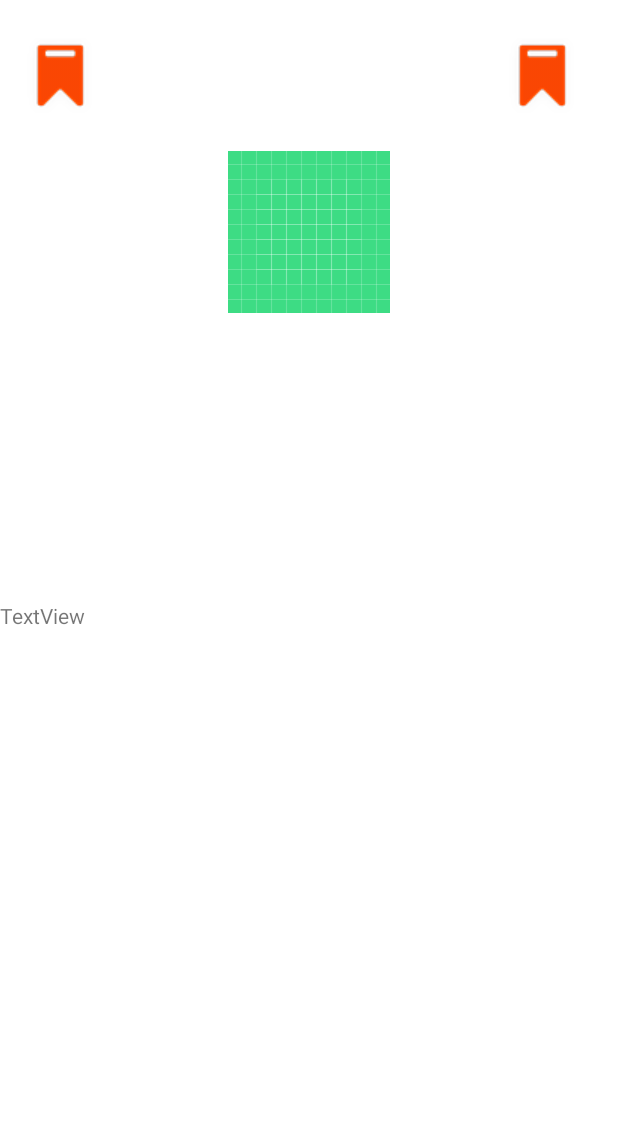
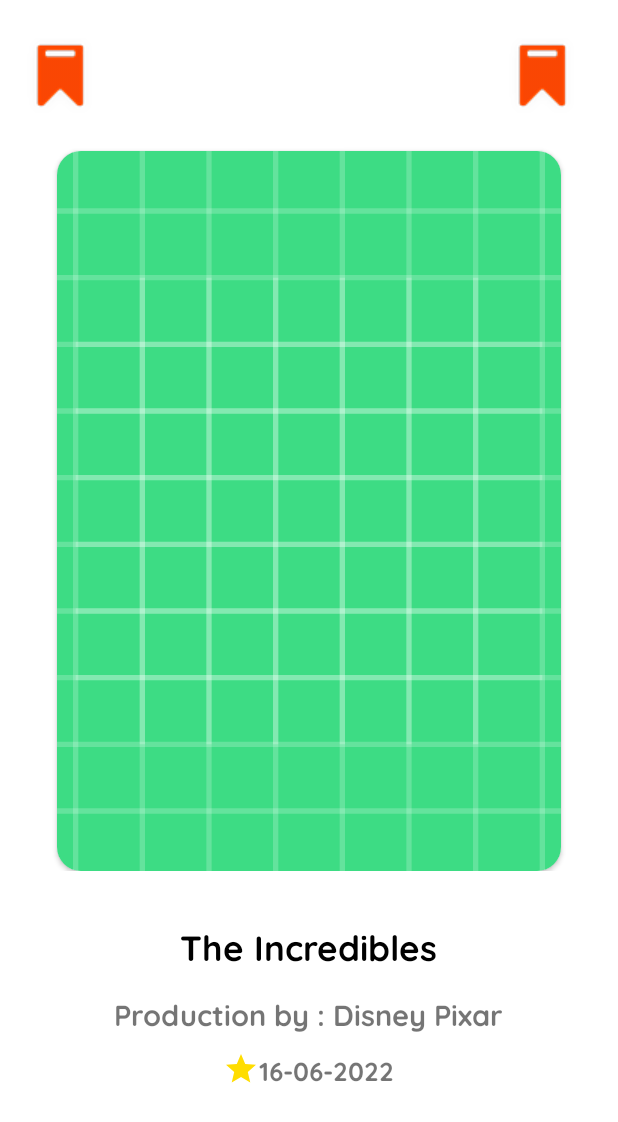
Before and after one commit to gtamayoc/PeliAPI, an Android app: the MovieDescription screen opened directly, with no data from a screen before it, on a phone screen of 412 x 824 dp. Shown: the top 1122 px of the screen. Run offline under Robolectric (Android 15) with nearby library versions, the phone set to English and light mode, and no system bars; pictures from the network do not load; 5 statements that could not run were skipped.

```diff
--- a/app/build.gradle
+++ b/app/build.gradle
@@ -32,6 +32,7 @@ dependencies {
     implementation 'androidx.appcompat:appcompat:1.4.1'
     implementation 'com.google.android.material:material:1.5.0'
     implementation 'androidx.constraintlayout:constraintlayout:2.1.3'
+    implementation 'org.jetbrains:annotations:15.0'
     testImplementation 'junit:junit:4.13.2'
     androidTestImplementation 'androidx.test.ext:junit:1.1.3'
     androidTestImplementation 'androidx.test.espresso:espresso-core:3.4.0'
--- a/app/src/main/java/com/example/apipeliculas/MovieDescription.java
+++ b/app/src/main/java/com/example/apipeliculas/MovieDescription.java
@@ -1,13 +1,15 @@
 package com.example.apipeliculas;
 
-import androidx.appcompat.app.AppCompatActivity;
-
 import android.content.Intent;
+import android.graphics.Bitmap;
+import android.graphics.Canvas;
 import android.os.Bundle;
 import android.view.View;
 import android.widget.ImageButton;
 import android.widget.ImageView;
 import android.widget.TextView;
+
+import androidx.appcompat.app.AppCompatActivity;
 
 import com.bumptech.glide.Glide;
 import com.example.apipeliculas.models.MovieModel;
@@ -25,26 +27,38 @@ public class MovieDescription extends AppCompatActivity {
         title = findViewById(R.id.textView2);
         imageView = findViewById(R.id.movie_image_view);
         btnBack = findViewById(R.id.back);
+        boolean cargar = false;
 
-        MovieModel movieModel=getIntent().getParcelableExtra("MovieElement");
+
+        Bundle bundle = getIntent().getExtras();
+        int page = bundle.getInt("page");
+        int tipoBusqueda = bundle.getInt("tipoBusquedar");
+
+        MovieModel movieModel = getIntent().getParcelableExtra("MovieElement");
         title.setText(movieModel.getTitle());
 
-        if(movieModel.getPoster_path() == null){
+
+        if (movieModel.getPoster_path() == null) {
             Glide.with(this)
                     .load(R.drawable.noimage)
                     .into(imageView);
-        }else{
+        } else {
 
             Glide.with(this)
                     .load("https://image.tmdb.org/t/p/w500/"
                             + movieModel.getPoster_path())
                     .into(imageView);
+
+
         }
 
         btnBack.setOnClickListener(new View.OnClickListener() {
             @Override
             public void onClick(View view) {
-                Intent intent = new Intent(MovieDescription.this,MovieListActivity.class);
+                Intent intent = new Intent(MovieDescription.this, MovieListActivity.class);
+                intent.putExtra("cargar", cargar);
+                intent.putExtra("page", page);
+                intent.putExtra("tipoBusquedar", tipoBusqueda);
                 startActivity(intent);
             }
         });
--- a/app/src/main/res/layout/activity_movie_description.xml
+++ b/app/src/main/res/layout/activity_movie_description.xml
@@ -15,17 +15,12 @@
         <LinearLayout
             android:layout_width="match_parent"
             android:layout_height="wrap_content"
-        android:orientation="vertical" >
-
-
-
-
-
+            android:orientation="vertical">
 
 
             <LinearLayout
                 android:layout_width="match_parent"
-        android:layout_height="wrap_content"
+                android:layout_height="match_parent"
                 android:orientation="vertical">
 
 
@@ -38,20 +33,18 @@
                     <LinearLayout
                         android:layout_width="wrap_content"
                         android:layout_height="wrap_content"
-                android:orientation="vertical"
                         android:layout_marginStart="15dp"
-                >
+                        android:orientation="vertical">
 
                         <ImageButton
                             android:id="@+id/back"
-                    android:background="@color/white"
                             android:layout_width="wrap_content"
                             android:layout_height="wrap_content"
                             android:layout_gravity="end"
                             android:layout_marginTop="25dp"
                             android:layout_marginBottom="25dp"
-                    android:src="@drawable/iconnotifi24"
-                    />
+                            android:background="@color/white"
+                            android:src="@drawable/iconnotifi24" />
 
                     </LinearLayout>
 
@@ -63,56 +56,102 @@
                         >
 
                         <ImageButton
-                    android:background="@color/white"
                             android:layout_width="wrap_content"
                             android:layout_height="wrap_content"
                             android:layout_gravity="end"
                             android:layout_margin="25sp"
-                    android:src="@drawable/iconnotifi24"
-                    />
+                            android:background="@color/white"
+                            android:src="@drawable/iconnotifi24" />
                     </LinearLayout>
                 </LinearLayout>
 
 
-        <LinearLayout
-            android:layout_width="200dp"
-            android:layout_height="300dp"
+                <androidx.cardview.widget.CardView
+                    android:layout_width="match_parent"
+                    android:layout_height="480dp"
+                    android:layout_gravity="center_horizontal|center_vertical"
+                    android:layout_marginStart="17pt"
+                    android:layout_marginEnd="17pt"
                     android:orientation="vertical"
-            android:layout_gravity="center"
+                    app:cardCornerRadius="16dp"
+
                     >
 
                     <ImageView
-                android:layout_gravity="center"
                         android:id="@+id/movie_image_view"
-                android:layout_width="wrap_content"
-                android:layout_height="wrap_content"
-                android:background="@drawable/navbar"
-                android:src="@drawable/ic_launcher_background"
+                        android:layout_width="match_parent"
+                        android:layout_height="match_parent"
+                        android:scaleType="centerCrop"
+                        android:src="@drawable/ic_launcher_background" />
 
-
-                />
+                </androidx.cardview.widget.CardView>
 
             </LinearLayout>
 
 
-
-    </LinearLayout>
-
+            <LinearLayout
+                android:layout_width="match_parent"
+                android:layout_height="match_parent"
+                android:orientation="vertical">
 
 
                 <TextView
                     android:id="@+id/textView2"
                     android:layout_width="wrap_content"
                     android:layout_height="wrap_content"
-        android:text="TextView"
+                    android:layout_gravity="center"
+                    android:layout_marginTop="15pt"
+                    android:fontFamily="@font/quicksandbold"
+                    android:text="The Incredibles"
+                    android:textColor="@color/black"
+                    android:textSize="23sp"
+                    android:textStyle="bold"
                     app:layout_constraintEnd_toEndOf="parent"
                     app:layout_constraintStart_toStartOf="parent"
                     app:layout_constraintTop_toTopOf="parent" />
 
 
 
+                <TextView
+                    android:id="@+id/prueba2"
+                    android:layout_width="wrap_content"
+                    android:layout_height="wrap_content"
+                    android:layout_marginStart="15dp"
+                    android:layout_marginTop="15dp"
+                    android:layout_marginEnd="15dp"
+                    android:layout_gravity="center"
+                    android:fontFamily="@font/quicksandbold"
+                    android:text="Production by : Disney Pixar"
+                    android:textSize="19sp" />
+
+                <LinearLayout
+                    android:layout_width="wrap_content"
+                    android:layout_height="wrap_content"
+                    android:orientation="horizontal"
+                    android:layout_gravity="center"
+                    android:layout_marginTop="5pt"
+                    >
+
+                    <ImageView
+                        android:layout_width="wrap_content"
+                        android:layout_height="wrap_content"
+                        android:src="@drawable/ic_baseline_star_24"
+
+                        android:layout_gravity="center"/>
+
+                    <TextView
+                        android:id="@+id/date"
+                        android:layout_width="wrap_content"
+                        android:layout_height="wrap_content"
+                        android:fontFamily="@font/quicksandbold"
+                        android:text="16-06-2022"
+                        android:textSize="17sp"
+                        android:layout_gravity="center"/>
 
 
+                </LinearLayout>
+
+            </LinearLayout>
 
 
         </LinearLayout>
```
Also changed, not shown: app/src/main/java/com/example/apipeliculas/MovieListActivity.java (+119 -55 lines), app/src/main/java/com/example/apipeliculas/adaptadores/AdapterDatos.java (+6 -7 lines), app/src/main/java/com/example/apipeliculas/interfaces/MovieApi.java (+11 -1 lines), app/src/main/java/com/example/apipeliculas/interfaces/MovieInterface.java (+33 -5 lines), app/src/main/java/com/example/apipeliculas/models/MoviesModel.java (+28 -4 lines), app/src/main/java/com/example/apipeliculas/presenter/MoviePresenter.java (+4 -4 lines), app/src/main/res/layout/activity_main.xml (+3 -7 lines), app/src/main/res/drawable/play.png (added). Lines whose indentation alone changed are shown as unchanged.
